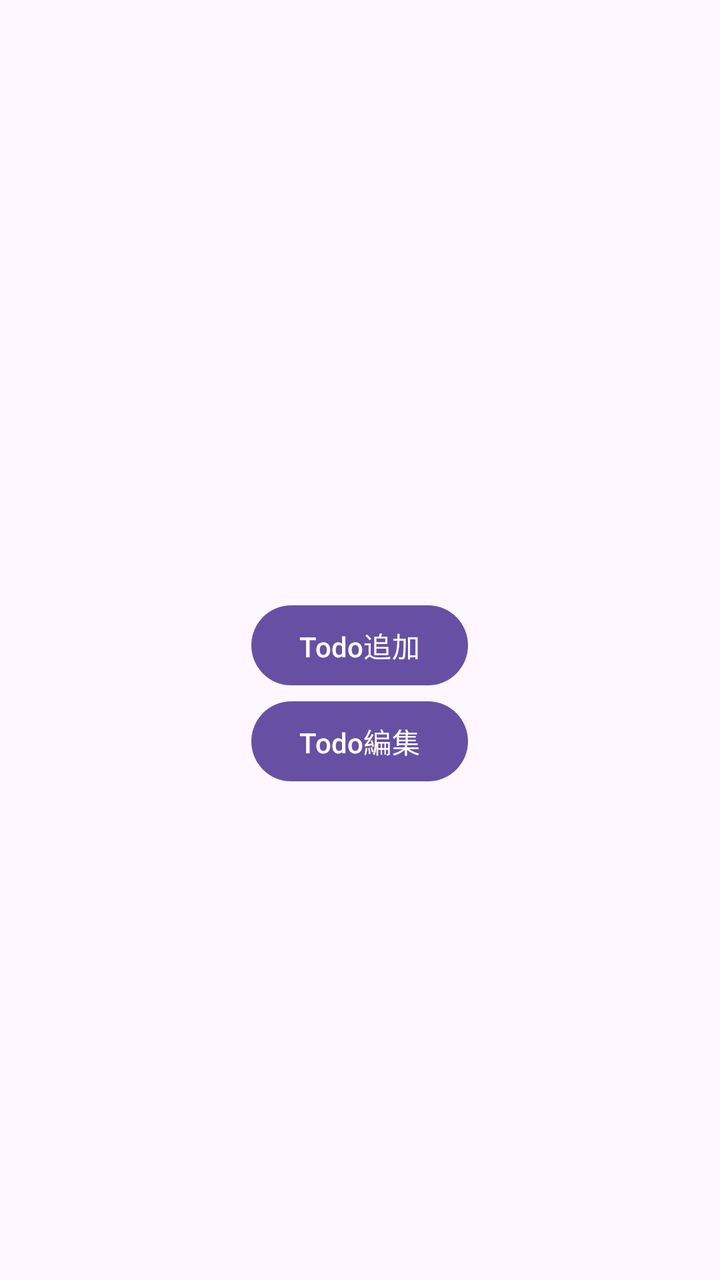
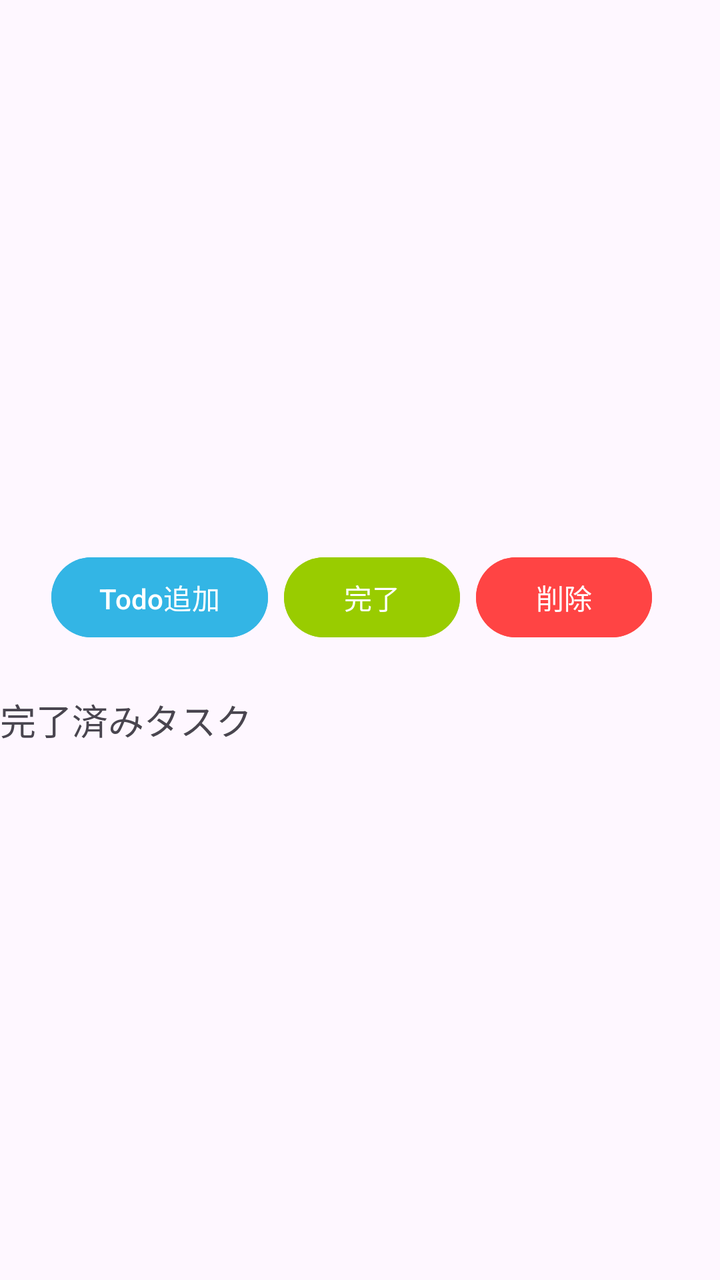

Before-and-after screenshots of an Android layout around one commit, followed by the original layout XML and the change that was made.
<!-- AndroidManifest.xml: application theme Theme.TodoShibataApplication -->
<!-- res/layout/activity_main.xml -->
<LinearLayout xmlns:android="http://schemas.android.com/apk/res/android"
    android:layout_width="match_parent"
    android:layout_height="match_parent"
    android:orientation="vertical"
    android:gravity="center">



    <TextView
        android:id="@+id/todo_list"
        android:layout_width="match_parent"
        android:layout_height="wrap_content"
        android:padding="16dp"
        android:textSize="16sp" />

    <LinearLayout
        android:id="@+id/todo_list_layout"
        android:layout_width="match_parent"
        android:layout_height="wrap_content"
        android:orientation="vertical" />

    <Button
        android:id="@+id/add_button"
        android:layout_width="wrap_content"
        android:layout_height="wrap_content"
        android:text="Todo追加" />

    <Button
        android:id="@+id/edit_button"
        android:layout_width="wrap_content"
        android:layout_height="wrap_content"
        android:text="Todo編集" />



</LinearLayout>
<!-- resources referenced by this layout -->
<resources>
  <style name="Theme.TodoShibataApplication" parent="Base.Theme.TodoShibataApplication" />
  <style name="Base.Theme.TodoShibataApplication" parent="Theme.Material3.DayNight.NoActionBar">
          
          
      </style>
</resources>

<!-- the commit's change to res/layout/activity_main.xml (unified diff, before → after) -->
@@ -1,36 +1,62 @@
 <LinearLayout xmlns:android="http://schemas.android.com/apk/res/android"
     android:layout_width="match_parent"
     android:layout_height="match_parent"
-    android:orientation="vertical"
-    android:gravity="center">
+    android:orientation="vertical">
+
+    <androidx.recyclerview.widget.RecyclerView
+        android:id="@+id/recycler_view"
+        android:layout_width="match_parent"
+        android:layout_height="0dp"
+        android:layout_weight="1"
+        android:padding="16dp"/>
+
+    <LinearLayout
+        android:layout_width="match_parent"
+        android:layout_height="wrap_content"
+        android:orientation="horizontal"
+        android:gravity="center"
+        android:padding="8dp">
+
+        <Button
+            android:id="@+id/add_button"
+            android:layout_width="wrap_content"
+            android:layout_height="wrap_content"
+            android:text="Todo追加"
+            android:layout_marginEnd="8dp"
+            android:backgroundTint="@android:color/holo_blue_light"/>
+
+        <Button
+            android:id="@+id/complete_button"
+            android:layout_width="wrap_content"
+            android:layout_height="wrap_content"
+            android:text="完了"
+            android:layout_marginEnd="8dp"
+            android:backgroundTint="@android:color/holo_green_light"/>
+
+        <Button
+            android:id="@+id/delete_button"
+            android:layout_width="wrap_content"
+            android:layout_height="wrap_content"
+            android:text="削除"
+            android:layout_marginEnd="8dp"
+            android:backgroundTint="@android:color/holo_red_light"/>
 
 
 
+    </LinearLayout>
+
     <TextView
-        android:id="@+id/todo_list"
-        android:layout_width="match_parent"
-        android:layout_height="wrap_content"
-        android:padding="16dp"
-        android:textSize="16sp" />
-
-    <LinearLayout
-        android:id="@+id/todo_list_layout"
-        android:layout_width="match_parent"
-        android:layout_height="wrap_content"
-        android:orientation="vertical" />
-
-    <Button
-        android:id="@+id/add_button"
         android:layout_width="wrap_content"
         android:layout_height="wrap_content"
-        android:text="Todo追加" />
+        android:text="完了済みタスク"
+        android:textSize="18sp"
+        android:layout_marginTop="16dp"/>
 
-    <Button
-        android:id="@+id/edit_button"
-        android:layout_width="wrap_content"
-        android:layout_height="wrap_content"
-        android:text="Todo編集" />
-
-
+    <androidx.recyclerview.widget.RecyclerView
+        android:id="@+id/completed_recycler_view"
+        android:layout_width="match_parent"
+        android:layout_height="0dp"
+        android:layout_weight="1"
+        android:padding="16dp"/>
 
 </LinearLayout>
